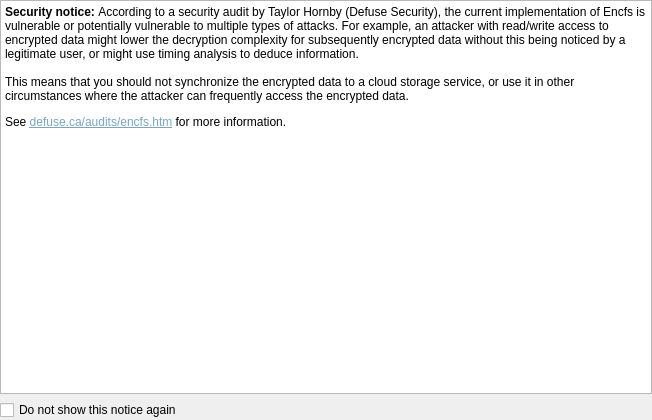
Qt form kded/ui/noticewidget.ui (KDE/plasma-vault) before a commit.
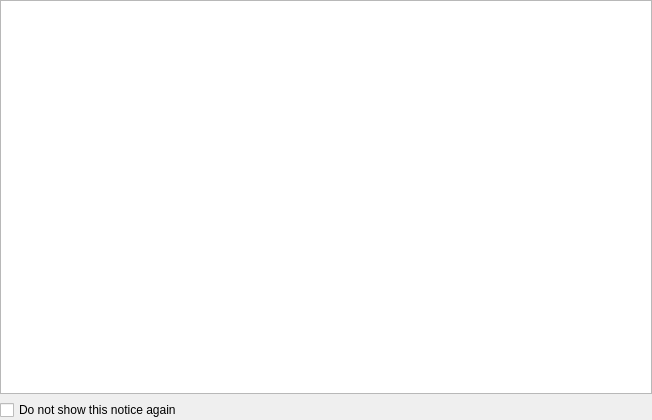
The same form after that commit.

Commit message: Showing proper notice messages for the encryption backends

```diff
--- a/kded/ui/noticewidget.ui
+++ b/kded/ui/noticewidget.ui
@@ -33,10 +33,7 @@
 &lt;html&gt;&lt;head&gt;&lt;meta name=&quot;qrichtext&quot; content=&quot;1&quot; /&gt;&lt;style type=&quot;text/css&quot;&gt;
 p, li { white-space: pre-wrap; }
 &lt;/style&gt;&lt;/head&gt;&lt;body style=&quot; font-family:'hlv'; font-size:9pt; font-weight:400; font-style:normal;&quot;&gt;
-&lt;p style=&quot; margin-top:0px; margin-bottom:0px; margin-left:0px; margin-right:0px; -qt-block-indent:0; text-indent:0px;&quot;&gt;&lt;span style=&quot; font-weight:600;&quot;&gt;Security notice: &lt;/span&gt;According to a security audit by Taylor Hornby (Defuse Security), the current implementation of Encfs is vulnerable or potentially vulnerable to multiple types of attacks. For example, an attacker with read/write access to encrypted data might lower the decryption complexity for subsequently encrypted data without this being noticed by a legitimate user, or might use timing analysis to deduce information.&lt;/p&gt;
-&lt;p style=&quot;-qt-paragraph-type:empty; margin-top:0px; margin-bottom:0px; margin-left:0px; margin-right:0px; -qt-block-indent:0; text-indent:0px;&quot;&gt;&lt;br /&gt;&lt;/p&gt;
-&lt;p style=&quot; margin-top:0px; margin-bottom:0px; margin-left:0px; margin-right:0px; -qt-block-indent:0; text-indent:0px;&quot;&gt;This means that you should not synchronize the encrypted data to a cloud storage service, or use it in other circumstances where the attacker can frequently access the encrypted data.&lt;/p&gt;
-&lt;p style=&quot; margin-top:12px; margin-bottom:12px; margin-left:0px; margin-right:0px; -qt-block-indent:0; text-indent:0px;&quot;&gt;See &lt;a href=&quot;https://defuse.ca/audits/encfs.htm&quot;&gt;&lt;span style=&quot; text-decoration: underline; color:#76a5c8;&quot;&gt;defuse.ca/audits/encfs.htm&lt;/span&gt;&lt;/a&gt; for more information.&lt;/p&gt;&lt;/body&gt;&lt;/html&gt;</string>
+&lt;p style=&quot;-qt-paragraph-type:empty; margin-top:12px; margin-bottom:12px; margin-left:0px; margin-right:0px; -qt-block-indent:0; text-indent:0px;&quot;&gt;&lt;br /&gt;&lt;/p&gt;&lt;/body&gt;&lt;/html&gt;</string>
      </property>
     </widget>
    </item>
```
Left out of the diff: 2 changed lines with no effect on the pictures. The commit also changes 2 other files.
